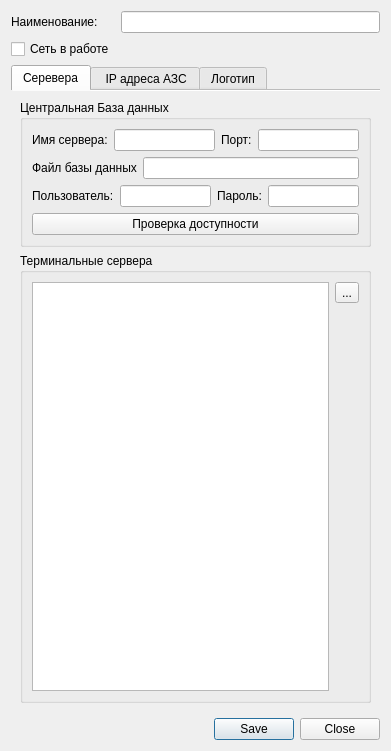
Qt form NetworkAzs/editnetworkazsdialog.ui (rust3128/Vykrutka) before a commit.
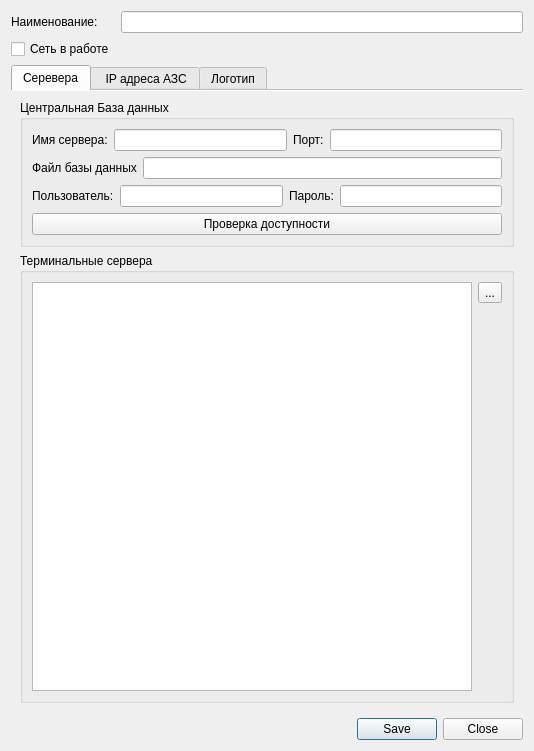
The same form after that commit. The open tabs and pages were chosen to show the change. Icons and pictures are not drawn.

Commit message: Server List dsta

Diff of the .ui file:
```diff
--- a/NetworkAzs/editnetworkazsdialog.ui
+++ b/NetworkAzs/editnetworkazsdialog.ui
@@ -6,7 +6,7 @@
    <rect>
     <x>0</x>
     <y>0</y>
-    <width>391</width>
+    <width>534</width>
     <height>751</height>
    </rect>
   </property>
@@ -135,9 +135,6 @@
           <string>Терминальные сервера</string>
          </property>
          <layout class="QGridLayout" name="gridLayout_9">
-          <item row="0" column="0">
-           <widget class="QTableView" name="tableView"/>
-          </item>
           <item row="0" column="1" alignment="Qt::AlignTop">
            <widget class="QToolButton" name="toolButton_2">
             <property name="text">
@@ -145,6 +142,9 @@
             </property>
            </widget>
           </item>
+          <item row="0" column="0">
+           <widget class="QTableWidget" name="tableWidgetServersList"/>
+          </item>
          </layout>
         </widget>
        </item>
```
Left out of the diff: 11 changed lines with no effect on the pictures. The commit also changes 9 other files.
